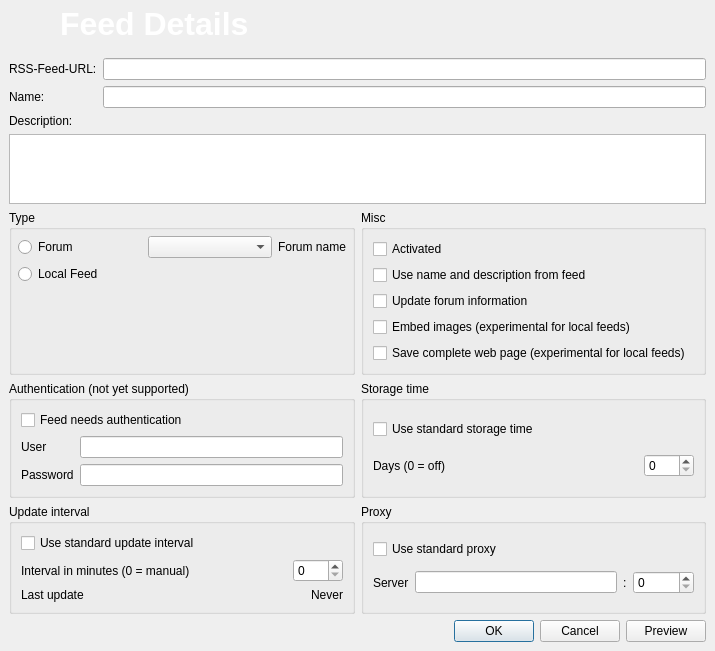
Above: plugins/FeedReader/gui/AddFeedDialog.ui from RetroShare/RetroShare before the change. Below: the same form after it.
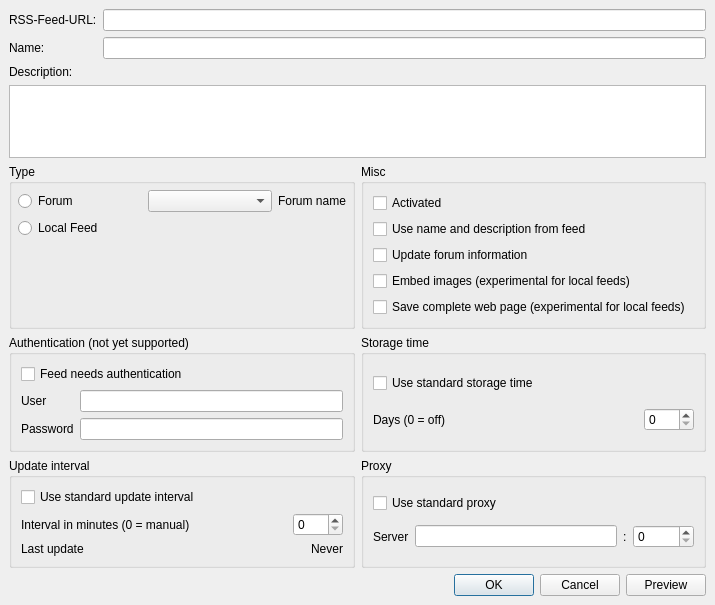
That is the form after the change. Icons and pictures are not drawn. Custom widgets are drawn as their Qt base class.

Commit message: FeedReader: - enabled for Windows compile - removed internal stylesheets - added missing header for Linux compile

Patch:
```diff
--- a/plugins/FeedReader/gui/AddFeedDialog.ui
+++ b/plugins/FeedReader/gui/AddFeedDialog.ui
@@ -32,59 +32,6 @@
        <height>64</height>
       </size>
      </property>
-     <property name="styleSheet">
-      <string notr="true">QFrame#headerFrame{background-image: url(:/images/connect/connectFriendBanner.png);}</string>
-     </property>
-     <property name="frameShape">
-      <enum>QFrame::NoFrame</enum>
-     </property>
-     <property name="frameShadow">
-      <enum>QFrame::Raised</enum>
-     </property>
-     <layout class="QGridLayout" name="gridLayout">
-      <property name="margin">
-       <number>6</number>
-      </property>
-      <property name="spacing">
-       <number>6</number>
-      </property>
-      <item row="0" column="0">
-       <widget class="QLabel" name="headerIcon">
-        <property name="maximumSize">
-         <size>
-          <width>48</width>
-          <height>48</height>
-         </size>
-        </property>
-        <property name="styleSheet">
-         <string notr="true"/>
-        </property>
-        <property name="text">
-         <string/>
-        </property>
-        <property name="pixmap">
-         <pixmap resource="FeedReader_images.qrc">:/images/FeedReader.png</pixmap>
-        </property>
-        <property name="scaledContents">
-         <bool>true</bool>
-        </property>
-       </widget>
-      </item>
-      <item row="0" column="1">
-       <widget class="QLabel" name="headerLabel">
-        <property name="styleSheet">
-         <string notr="true">color: rgb(255, 255, 255);</string>
-        </property>
-        <property name="text">
-         <string>&lt;!DOCTYPE HTML PUBLIC &quot;-//W3C//DTD HTML 4.0//EN&quot; &quot;http://www.w3.org/TR/REC-html40/strict.dtd&quot;&gt;
-&lt;html&gt;&lt;head&gt;&lt;meta name=&quot;qrichtext&quot; content=&quot;1&quot; /&gt;&lt;style type=&quot;text/css&quot;&gt;
-p, li { white-space: pre-wrap; }
-&lt;/style&gt;&lt;/head&gt;&lt;body style=&quot; font-family:'MS Shell Dlg 2'; font-size:8.25pt; font-weight:400; font-style:normal;&quot;&gt;
-&lt;p style=&quot; margin-top:0px; margin-bottom:0px; margin-left:0px; margin-right:0px; -qt-block-indent:0; text-indent:0px;&quot;&gt;&lt;span style=&quot; font-family:'Arial'; font-size:24pt; font-weight:600; color:#ffffff;&quot;&gt;Feed Details&lt;/span&gt;&lt;/p&gt;&lt;/body&gt;&lt;/html&gt;</string>
-        </property>
-       </widget>
-      </item>
-     </layout>
     </widget>
    </item>
    <item>
@@ -433,6 +380,14 @@
    </item>
   </layout>
  </widget>
+ <customwidgets>
+  <customwidget>
+   <class>HeaderFrame</class>
+   <extends>QFrame</extends>
+   <header>gui/common/HeaderFrame.h</header>
+   <container>1</container>
+  </customwidget>
+ </customwidgets>
  <tabstops>
   <tabstop>urlLineEdit</tabstop>
   <tabstop>nameLineEdit</tabstop>
```
Left out of the diff: 3 changed lines with no effect on the pictures. The commit also changes 7 other files.
